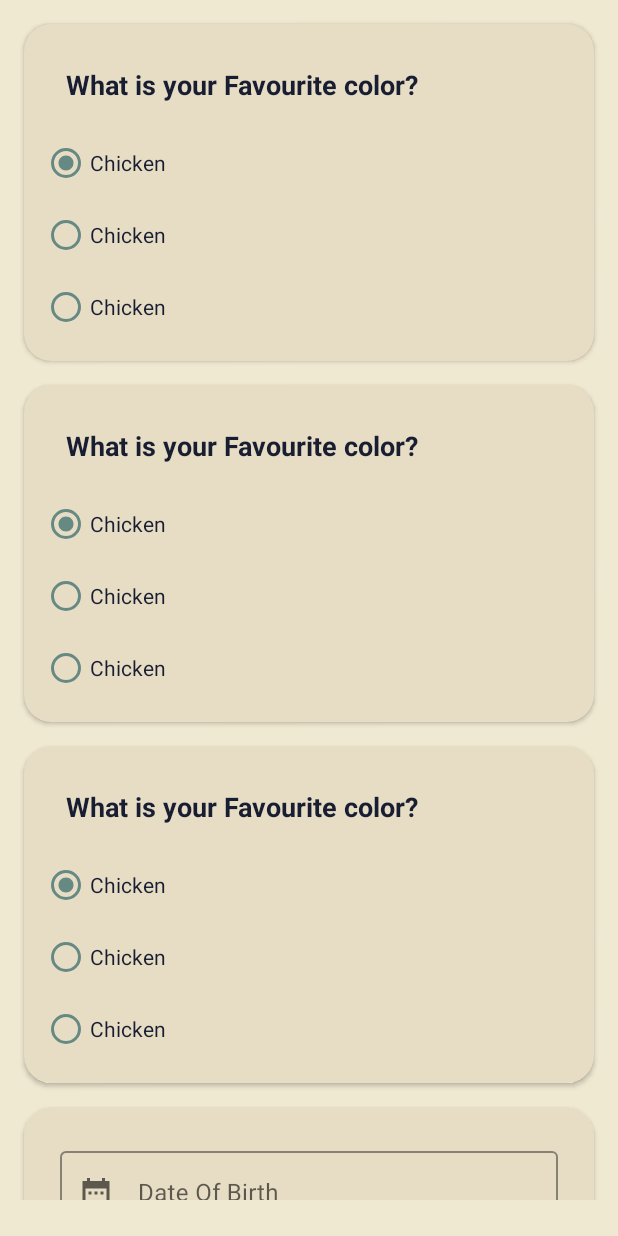
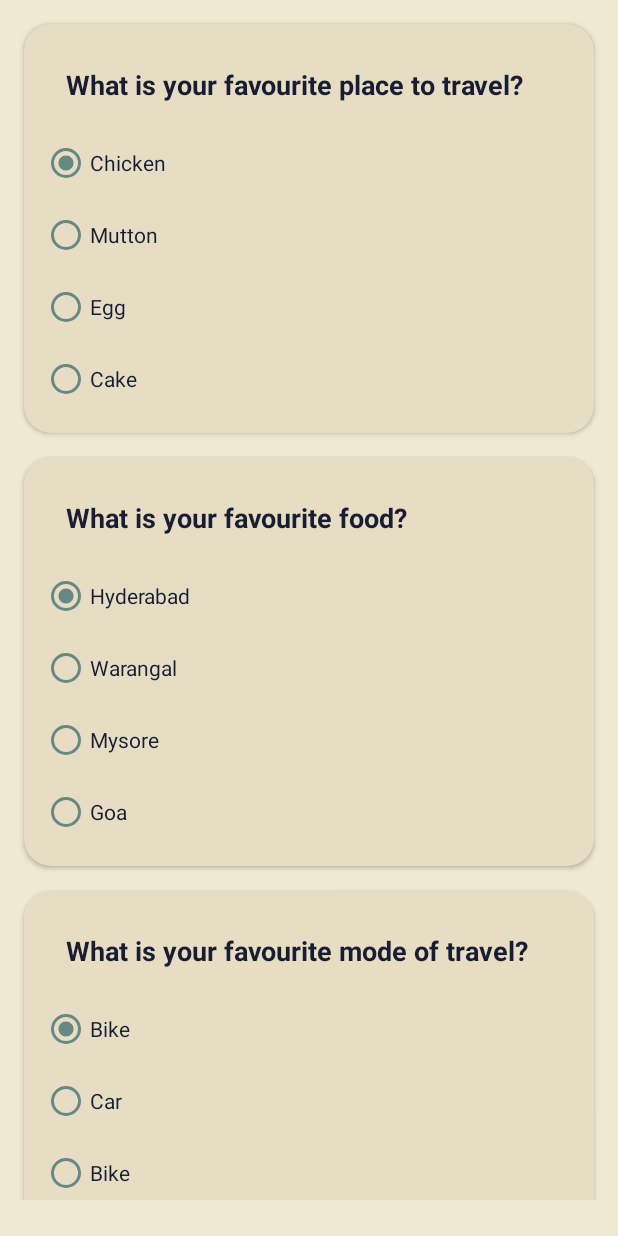
Before and after one commit to uz-air/BdayCard, an Android app: the screen it shows after launch (MainActivity), on a phone screen of 412 x 824 dp. Run offline under Robolectric (Android 15) with nearby library versions, the phone set to English and light mode, and no system bars.

```diff
--- a/app/src/main/res/layout/fragment_questionnaire.xml
+++ b/app/src/main/res/layout/fragment_questionnaire.xml
@@ -61,7 +61,7 @@
                             android:id="@+id/radio_button_2"
                             android:layout_width="match_parent"
                             android:layout_height="match_parent"
-                            android:text="@string/q1_ans1"
+                            android:text="@string/q1_ans2"
                             android:textColor="@color/darkBlue"
                             app:buttonTint="@color/buttonTint" />
 
@@ -69,7 +69,15 @@
                             android:id="@+id/radio_button_3"
                             android:layout_width="match_parent"
                             android:layout_height="match_parent"
-                            android:text="@string/q1_ans1"
+                            android:text="@string/q1_ans3"
+                            android:textColor="@color/darkBlue"
+                            app:buttonTint="@color/buttonTint" />
+
+                        <RadioButton
+                            android:id="@+id/radio_button_4"
+                            android:layout_width="match_parent"
+                            android:layout_height="match_parent"
+                            android:text="@string/q1_ans4"
                             android:textColor="@color/darkBlue"
                             app:buttonTint="@color/buttonTint" />
                     </RadioGroup>
@@ -81,7 +89,7 @@
                 android:layout_width="match_parent"
                 android:layout_height="wrap_content"
                 android:layout_margin="16dp"
-                android:backgroundTint="#E6DDC4"
+                android:backgroundTint="@color/cardBg"
                 app:cardCornerRadius="18dp"
                 app:layout_constraintEnd_toEndOf="parent"
                 app:layout_constraintStart_toStartOf="parent"
@@ -97,7 +105,7 @@
                         android:layout_width="match_parent"
                         android:layout_height="wrap_content"
                         android:padding="16dp"
-                        android:text="@string/question_one"
+                        android:text="@string/question_two"
                         android:textColor="@color/darkBlue"
                         android:textSize="18sp"
                         android:textStyle="bold" />
@@ -112,16 +120,16 @@
                             android:id="@+id/radio2_button_1"
                             android:layout_width="match_parent"
                             android:layout_height="match_parent"
-                            android:text="@string/q1_ans1"
+                            android:checked="true"
+                            android:text="@string/q2_ans1"
                             android:textColor="@color/darkBlue"
-                            app:buttonTint="@color/buttonTint"
-                            android:checked="true"/>
+                            app:buttonTint="@color/buttonTint" />
 
                         <RadioButton
                             android:id="@+id/radio2_button_2"
                             android:layout_width="match_parent"
                             android:layout_height="match_parent"
-                            android:text="@string/q1_ans1"
+                            android:text="@string/q2_ans2"
                             android:textColor="@color/darkBlue"
                             app:buttonTint="@color/buttonTint" />
 
@@ -129,7 +137,15 @@
                             android:id="@+id/radio2_button_3"
                             android:layout_width="match_parent"
                             android:layout_height="match_parent"
-                            android:text="@string/q1_ans1"
+                            android:text="@string/q2_ans3"
+                            android:textColor="@color/darkBlue"
+                            app:buttonTint="@color/buttonTint" />
+
+                        <RadioButton
+                            android:id="@+id/radio2_button_4"
+                            android:layout_width="match_parent"
+                            android:layout_height="match_parent"
+                            android:text="@string/q2_ans4"
                             android:textColor="@color/darkBlue"
                             app:buttonTint="@color/buttonTint" />
                     </RadioGroup>
@@ -157,7 +173,7 @@
                         android:layout_width="match_parent"
                         android:layout_height="wrap_content"
                         android:padding="16dp"
-                        android:text="@string/question_one"
+                        android:text="@string/question_three"
                         android:textColor="@color/darkBlue"
                         android:textSize="18sp"
                         android:textStyle="bold" />
@@ -172,16 +188,16 @@
                             android:id="@+id/radio3_button_1"
                             android:layout_width="match_parent"
                             android:layout_height="match_parent"
-                            android:text="@string/q1_ans1"
+                            android:checked="true"
+                            android:text="@string/q3_ans1"
                             android:textColor="@color/darkBlue"
-                            android:checked="true"
                             app:buttonTint="@color/buttonTint" />
 
                         <RadioButton
                             android:id="@+id/radio3_button_2"
                             android:layout_width="match_parent"
                             android:layout_height="match_parent"
-                            android:text="@string/q1_ans1"
+                            android:text="@string/q3_ans2"
                             android:textColor="@color/darkBlue"
                             app:buttonTint="@color/buttonTint" />
 
@@ -189,7 +205,15 @@
                             android:id="@+id/radio3_button_3"
                             android:layout_width="match_parent"
                             android:layout_height="match_parent"
-                            android:text="@string/q1_ans1"
+                            android:text="@string/q3_ans1"
+                            android:textColor="@color/darkBlue"
+                            app:buttonTint="@color/buttonTint" />
+
+                        <RadioButton
+                            android:id="@+id/radio3_button_4"
+                            android:layout_width="match_parent"
+                            android:layout_height="match_parent"
+                            android:text="@string/q3_ans4"
                             android:textColor="@color/darkBlue"
                             app:buttonTint="@color/buttonTint" />
                     </RadioGroup>
@@ -225,7 +249,7 @@
                         android:layout_height="wrap_content"
                         android:cursorVisible="false"
                         android:focusable="false"
-                        android:inputType="none"/>
+                        android:inputType="none" />
 
                 </com.google.android.material.textfield.TextInputLayout>
             </androidx.cardview.widget.CardView>
@@ -239,7 +263,7 @@
         android:layout_margin="16dp"
         android:backgroundTint="@color/buttonTint"
         android:src="@drawable/ic_outline_arrow_right_alt_24"
+        android:visibility="gone"
         app:layout_constraintBottom_toBottomOf="parent"
-        app:layout_constraintEnd_toEndOf="parent"
-        android:visibility="gone"/>
+        app:layout_constraintEnd_toEndOf="parent" />
 </androidx.constraintlayout.widget.ConstraintLayout>
--- a/app/src/main/res/layout/questions_layout.xml
+++ b/app/src/main/res/layout/questions_layout.xml
@@ -4,7 +4,7 @@
     android:layout_width="match_parent"
     android:layout_height="wrap_content"
     android:layout_margin="16dp"
-    android:backgroundTint="#E6DDC4"
+    android:backgroundTint="@color/layoutBg"
     app:cardCornerRadius="18dp"
     xmlns:android="http://schemas.android.com/apk/res/android"
     xmlns:app="http://schemas.android.com/apk/res-auto">
--- a/app/src/main/res/values/strings.xml
+++ b/app/src/main/res/values/strings.xml
@@ -1,9 +1,21 @@
 <resources>
     <string name="app_name">Bday Card</string>
-    <!-- TODO: Remove or change this placeholder text -->
     <string name="hello_blank_fragment">Hello blank fragment</string>
-    <string name="question_one">What is your Favourite color?</string>
+    <string name="question_two">What is your favourite food?</string>
+    <string name="question_one">What is your favourite place to travel?</string>
+    <string name="question_three">What is your favourite mode of travel?</string>
     <string name="q1_ans1">Chicken</string>
+    <string name="q1_ans2">Mutton</string>
+    <string name="q1_ans3">Egg</string>
+    <string name="q1_ans4">Cake</string>
+    <string name="q2_ans1">Hyderabad</string>
+    <string name="q2_ans2">Warangal</string>
+    <string name="q2_ans3">Mysore</string>
+    <string name="q2_ans4">Goa</string>
+    <string name="q3_ans1">Bike</string>
+    <string name="q3_ans2">Car</string>
+    <string name="q3_ans3">Bus</string>
+    <string name="q3_ans4">Train</string>
     <string name="date_of_birth">Date Of Birth</string>
     <string name="happy">Happy</string>
 </resources>
```
